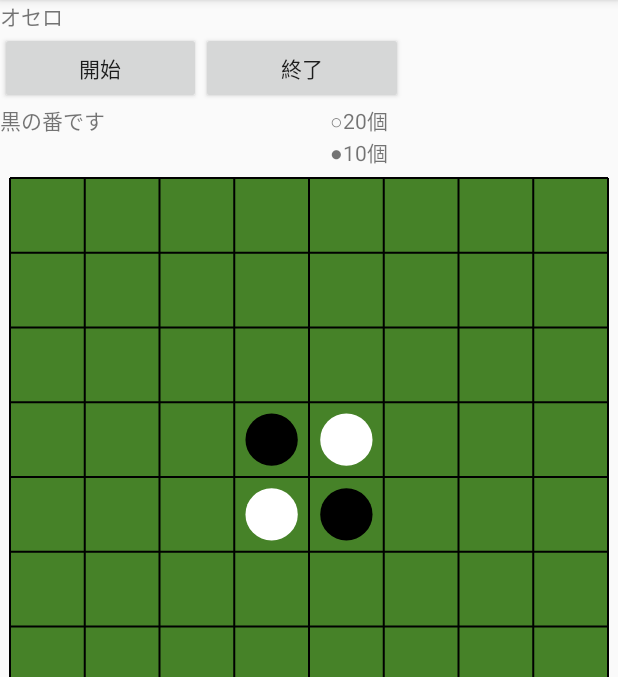
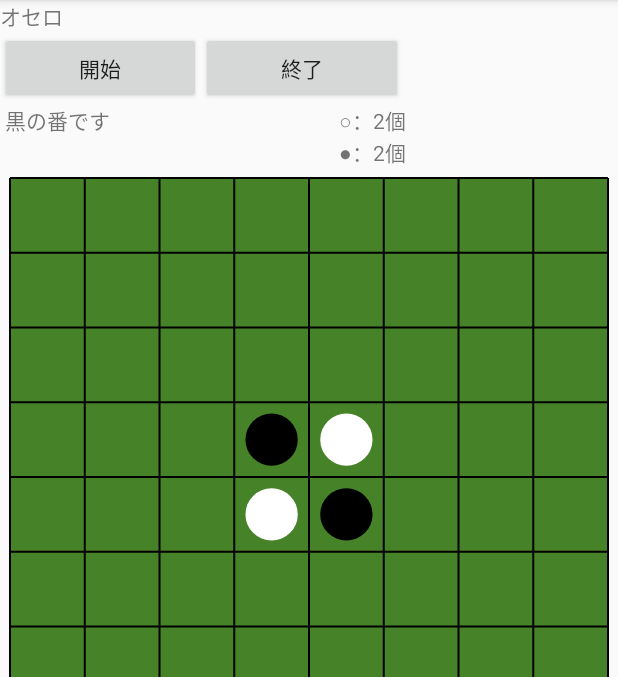
Before and after one commit to kouichi-ogura/TeamDevelopment, an Android app: the screen it shows after launch (MainActivity), after a tap on "開始", on a phone screen of 412 x 824 dp, the part 84-761 px from its top. Run offline under Robolectric (Android 15) with nearby library versions, the phone set to English and light mode, and no system bars.

```diff
--- a/othello/app/src/main/java/com/example/othello/MainActivity.kt
+++ b/othello/app/src/main/java/com/example/othello/MainActivity.kt
@@ -37,11 +37,16 @@ class MainActivity : AppCompatActivity() {
             //drawMsg("Startボタン押下")
             drawMsg("黒の番です")
             //初期化
-//            territory = Array(squareNum) {IntArray(squareNum)}
             gameManager.initBoard()
             territory = gameManager.getTable()
+            drawScore(gameManager.getWhiteStoneNum(), gameManager.getBlackStoneNum())
             nextTurn = gameManager.getNextTurn()
             myView.invalidate()
+            //メッセージ描画
+            if(nextTurn==common.CELL_BLACK)
+                drawMsg(" 黒の番です")
+            else
+                drawMsg(" 白の番です")
         }
 
         //「終了」ボタン押下
@@ -99,7 +104,8 @@ class MainActivity : AppCompatActivity() {
             //コマ描画
             for(y in 0 until squareNum){
                 for(x in 0 until squareNum){
-                    drawPiece(canvas, territory[y][x], y, x)
+//                    drawPiece(canvas, territory[y][x], y, x)
+                    drawPiece(canvas, territory[x][y], y, x)
                 }
             }
         }
@@ -128,6 +134,11 @@ class MainActivity : AppCompatActivity() {
                 territory = gameManager.getTable()
                 drawScore(gameManager.getWhiteStoneNum(), gameManager.getBlackStoneNum())
                 nextTurn = gameManager.getNextTurn()
+                //メッセージ描画
+                if(nextTurn==common.CELL_BLACK)
+                    drawMsg(" 黒の番です")
+                else
+                    drawMsg(" 白の番です")
             }
             invalidate()
 
--- a/othello/app/src/main/res/layout/activity_main.xml
+++ b/othello/app/src/main/res/layout/activity_main.xml
@@ -76,7 +76,7 @@
                     android:layout_width="wrap_content"
                     android:layout_height="wrap_content"
                     android:layout_weight="1"
-                    android:text="自分(or相手)の番です" />
+                    android:text="開始ボタンを押して下さい" />
 
                 <LinearLayout
                     android:layout_width="wrap_content"
@@ -88,13 +88,13 @@
                         android:id="@+id/whiteScoreView"
                         android:layout_width="match_parent"
                         android:layout_height="wrap_content"
-                        android:text="○20個" />
+                        android:text="○0個" />
 
                     <TextView
                         android:id="@+id/blackScoreView"
                         android:layout_width="match_parent"
                         android:layout_height="wrap_content"
-                        android:text="●10個" />
+                        android:text="●0個" />
                 </LinearLayout>
             </LinearLayout>
 
```
